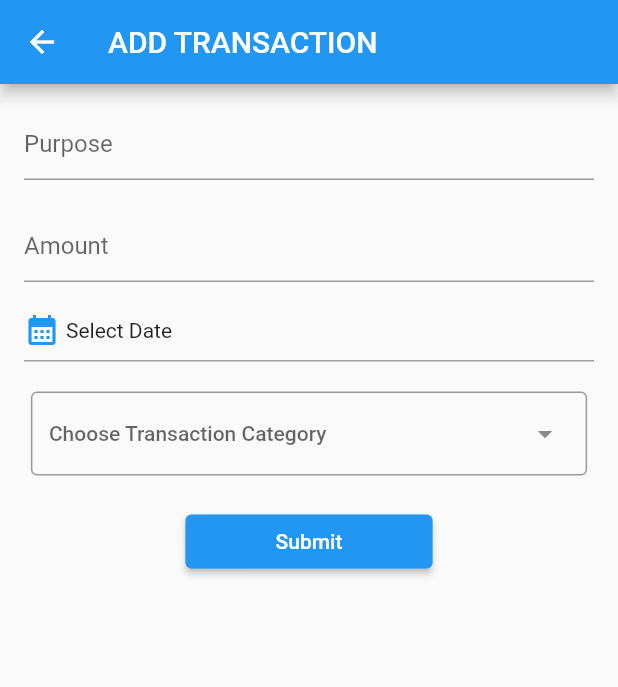
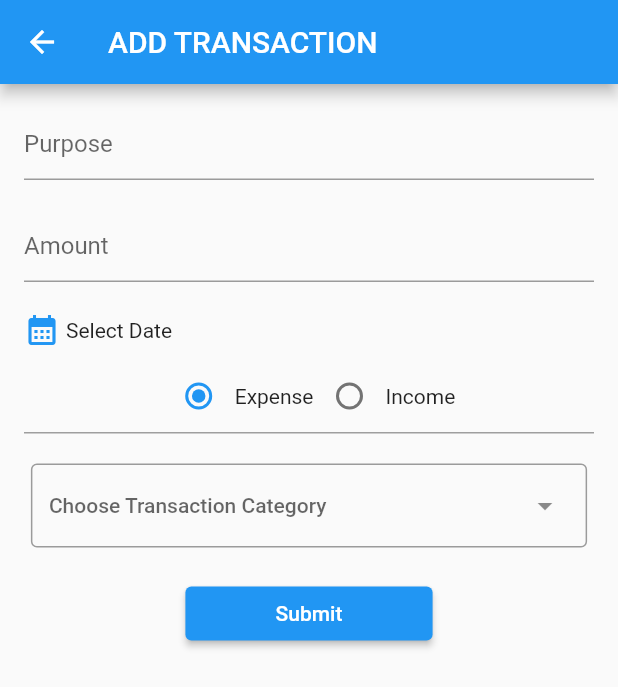
Before and after one commit to robinbaby007/money_management, a Flutter app: the AddTransaction screen opened by its route, on a phone screen of 412 x 824 dp. Shown: the top 687 px of the screen. Run offline on Flutter 3.47's test engine with Material 2 defaults, Android fonts, the phone set to English and light mode, and no system bars; our stand-ins replace sqflite; missing offline and left inert: dart:ffi; accounts and stored records are empty.

Commit message:
Design change. delete

```diff
--- a/lib/screens/transaction/add_transaction.dart
+++ b/lib/screens/transaction/add_transaction.dart
@@ -1,8 +1,11 @@
+import 'dart:ffi';
+
 import 'package:flutter/material.dart';
 import 'package:money_management/db/transaction_db_functions.dart';
 import 'package:money_management/models/transaction_model.dart';
 
- import '../../utils/global_variables.dart';
+import '../../utils/const.dart';
+import '../../utils/global_variables.dart';
 import 'package:intl/intl.dart';
 
 class AddTransaction extends StatelessWidget {
@@ -14,6 +17,10 @@ class AddTransaction extends StatelessWidget {
   TextEditingController purposeTextEditingController = TextEditingController();
   TextEditingController amountTextEditingController = TextEditingController();
   int transactionCategory = -1;
+
+  ValueNotifier selectedRadio = ValueNotifier(0);
+
+
 
   @override
   Widget build(BuildContext context) {
@@ -71,6 +78,42 @@ class AddTransaction extends StatelessWidget {
                     ],
                   ),
                   const SizedBox(height: 8),
+                  ValueListenableBuilder(
+                    builder: (context,value,widget){
+                      return Row(
+                        mainAxisAlignment: MainAxisAlignment.center,
+                        children: [
+                          Row(
+                            children: [
+                              Radio<int>(
+                                value: categoryDropList[0].value,
+                                groupValue:selectedRadio.value ,
+                                onChanged: (value) {
+                                  selectedRadio.value = value;
+                                  categoryTempListForTransaction.value=categoryExpenseList.value;
+                                },
+                              ),
+                              const Text("Expense")
+                            ],
+                          ),
+                          Row(
+                            children: [
+                              Radio<int>(
+                                value: categoryDropList[1].value,
+                                groupValue: selectedRadio.value,
+                                onChanged: (value) {
+                                  selectedRadio.value = value;
+                                  categoryTempListForTransaction.value=categoryIncomeList.value;
+                                },
+                              ),
+                              const Text("Income")
+                            ],
+                          ),
+                        ],
+                      );
+                    },
+                    valueListenable: selectedRadio,
+                   ),
                   Container(
                     width: double.infinity,
                     height: 1,
@@ -82,7 +125,7 @@ class AddTransaction extends StatelessWidget {
                 height: 20,
               ),
               ValueListenableBuilder(
-                valueListenable: categoryList,
+                valueListenable: categoryTempListForTransaction,
                 builder: (context, list, widget) {
                   return DropdownMenu(
                     hintText: "Choose Transaction Category",
@@ -105,7 +148,7 @@ class AddTransaction extends StatelessWidget {
               SizedBox(
                 width: MediaQuery.of(context).size.width * .40,
                 child: ElevatedButton(
-                  onPressed: () {
+                  onPressed: () async {
                     if (purposeTextEditingController.text.isEmpty) {
                       showSnack(context, "Enter Purpose");
                     } else if (amountTextEditingController.text.isEmpty) {
@@ -124,10 +167,9 @@ class AddTransaction extends StatelessWidget {
                         expenseType: transactionCategory,
                         purpose: purposeTextEditingController.text,
                       );
-                       TransactionDbFunctionsImpl().addToTransaction(model);
+                      await TransactionDbFunctionsImpl().addToTransaction(model);
                       Navigator.of(context).pop();
                       showSnack(context, "Transaction Added Successfully");
-
                     }
                   },
                   child: const Text("Submit"),
```
Also changed, not shown: lib/db/transaction_db_functions.dart (+11 -2 lines), lib/screens/transaction/transaction.dart (+40 -10 lines), lib/utils/global_variables.dart (+19 -1 lines).
